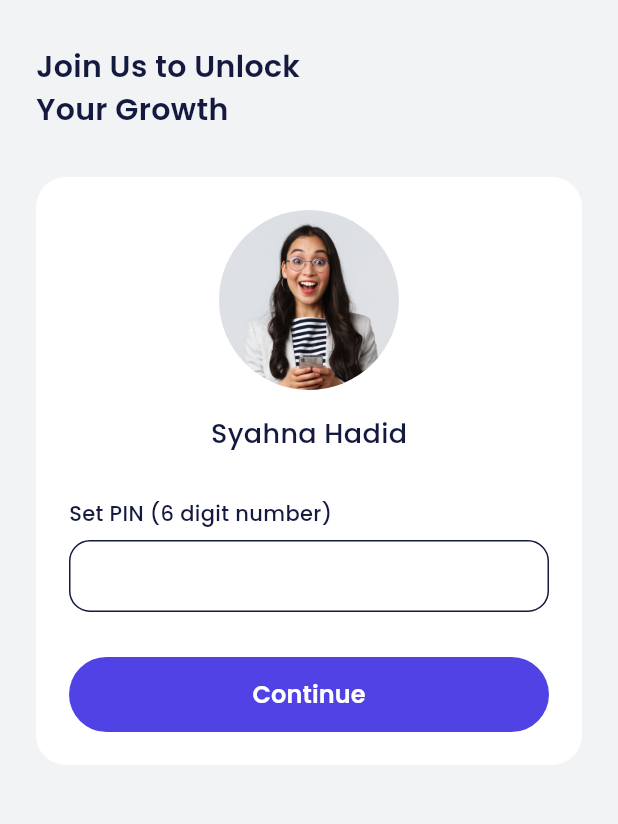
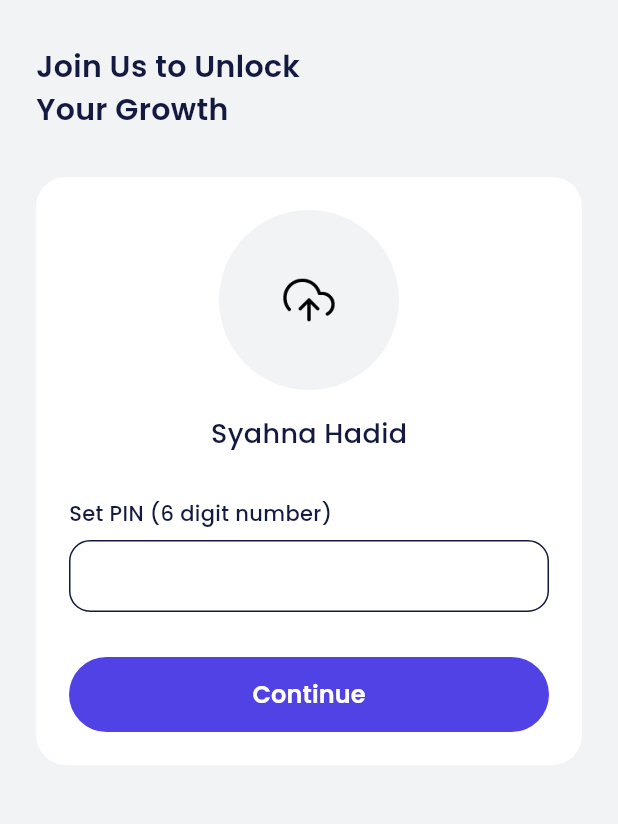
Before and after one commit to AdamNizam/My-E-Wallet, a Flutter app: the SignUpSetProfilePage screen opened by its route, on a phone screen of 412 x 824 dp, the part 195-1019 px from its top. Run offline on Flutter 3.47's test engine with Material 3 defaults, Android fonts, the phone set to English and light mode, and no system bars; our stand-ins replace another_flushbar, carousel_slider, google_fonts.

Commit message:
Custom Form Sign Up

```diff
--- a/lib/ui/pages/home_page.dart
+++ b/lib/ui/pages/home_page.dart
@@ -365,19 +365,19 @@ class HomePage extends StatelessWidget {
                   iconUrl: 'assets/ic_transaction_cat3.png',
                   title: 'Withdraw',
                   time: 'August 02, 2024',
-                  value: '- 10.000',
+                  value: '- ${formatCurrency(1000)}',
                 ),
                 HomeLatestTransactionItem(
                   iconUrl: 'assets/ic_transaction_cat4.png',
                   title: 'Transfer',
                   time: 'June 1, 2020',
-                  value: '- 200.00',
+                  value: '- ${formatCurrency(25000)}',
                 ),
                 HomeLatestTransactionItem(
                   iconUrl: 'assets/ic_transaction_cat5.png',
                   title: 'Electric',
                   time: 'February 17, 2025',
-                  value: '- 200.000',
+                  value: '- ${formatCurrency(20000)}',
                 ),
               ],
             ),
--- a/lib/ui/pages/sign_up_set_profile_page.dart
+++ b/lib/ui/pages/sign_up_set_profile_page.dart
@@ -30,31 +30,31 @@ class SignUpSetProfilePage extends StatelessWidget {
             ),
             child: Column(
               children: [
+                Container(
+                  width: 120,
+                  height: 120,
+                  decoration: BoxDecoration(
+                    shape: BoxShape.circle,
+                    color: lightBackgroundColor,
+                  ),
+                  child: Center(
+                    child: Image.asset(
+                      'assets/ic_upload.png',
+                      width: 35,
+                    ),
+                  ),
+                ),
                 // Container(
                 //   width: 120,
                 //   height: 120,
                 //   decoration: BoxDecoration(
                 //     shape: BoxShape.circle,
-                //     color: lightBackgroundColor,
-                //   ),
-                //   child: Center(
-                //     child: Image.asset(
-                //       'assets/ic_upload.png',
-                //       width: 35,
+                //     image: DecorationImage(
+                //       fit: BoxFit.cover,
+                //       image: AssetImage('assets/img_profile.png'),
                 //     ),
                 //   ),
                 // ),
-                Container(
-                  width: 120,
-                  height: 120,
-                  decoration: BoxDecoration(
-                    shape: BoxShape.circle,
-                    image: DecorationImage(
-                      fit: BoxFit.cover,
-                      image: AssetImage('assets/img_profile.png'),
-                    ),
-                  ),
-                ),
                 SizedBox(
                   height: 16,
                 ),
```
Also changed, not shown: lib/models/sign_up_form_model.dart (added, +42 -0 lines), lib/ui/pages/sign_up_page.dart (+36 -6 lines).
